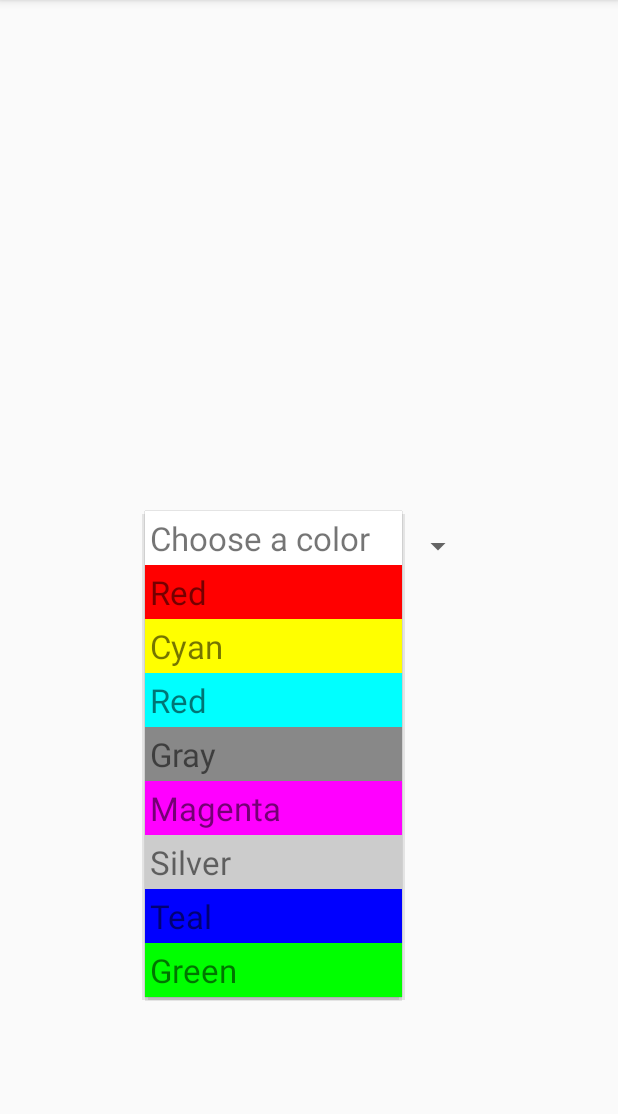
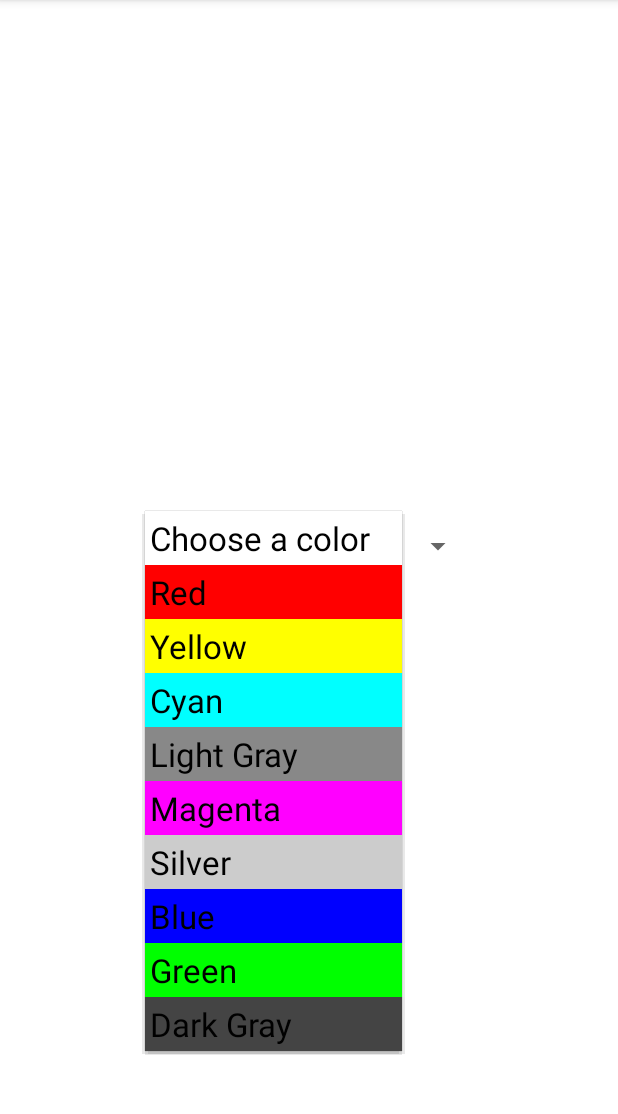
Before and after one commit to ShigureChen/Assignment03_ColorActivity, an Android app: the screen it shows after launch (MainActivity), after a tap on "Choose a color", on a phone screen of 412 x 824 dp, the part 84-1198 px from its top. Run offline under Robolectric (Android 15) with nearby library versions, the phone set to English and light mode, and no system bars.

Commit message:
Delete ImageView, text color will change with activity layout background but maintain its white back ground. Fix null issue.

```diff
--- /dev/null
+++ b/app/src/main/java/edu/temple/coloractivity/ColorAdapter.java
@@ -0,0 +1,90 @@
+package edu.temple.coloractivity;
+
+import android.content.Context;
+import android.graphics.Color;
+import android.view.View;
+import android.view.ViewGroup;
+import android.widget.BaseAdapter;
+import android.widget.TextView;
+
+import androidx.annotation.Nullable;
+
+public class ColorAdapter extends BaseAdapter
+{
+    Context context;
+    String[] colourStr;
+    int[] colourInt;
+    int counter = 0;
+
+    public ColorAdapter(Context context, String[] colourStr, int[] colourInt)
+    {
+        this.context = context;
+        this.colourStr = colourStr;
+        this.colourInt = colourInt;
+    }
+
+    @Override
+    public int getCount() {
+        return colourStr.length;
+    }
+
+    @Override
+    public Object getItem(int i) {
+        return colourStr[i];
+    }
+
+    @Override
+    public long getItemId(int i) {
+        return 0;
+    }
+
+    @Override
+    public View getView(int position, @Nullable View convertView, ViewGroup viewGroup) {
+        TextView textView;
+
+        if(convertView == null)
+        {
+            textView = new TextView(context);
+            textView.setText(getItem(position).toString());
+            if(counter == 0)
+            {
+                textView.setTextColor(Color.BLACK);
+                counter ++;
+            }
+            else
+            {
+                textView.setTextColor(colourInt[position]);
+            }
+        }
+
+        else
+        {
+            textView = (TextView) convertView;
+        }
+        textView.setTextSize(22);
+        textView.setBackgroundColor(Color.WHITE);
+        return textView;
+    }
+
+    @Override
+    public View getDropDownView(int position, @Nullable View convertView, ViewGroup viewGroup){
+        TextView textView;
+        if (convertView == null)
+        {
+            textView = new TextView(context);
+        }
+        else
+        {
+            textView = (TextView) convertView;
+        }
+        textView.setTextColor(Color.BLACK);
+        textView.setText(getItem(position).toString());
+        textView.setPadding(5, 5, 5, 5);
+        textView.setTextSize(22);
+        textView.setBackgroundColor(colourInt[position]);
+        return textView;
+    }
+
+
+
+}
--- a/app/src/main/java/edu/temple/coloractivity/MainActivity.java
+++ b/app/src/main/java/edu/temple/coloractivity/MainActivity.java
@@ -1,37 +1,38 @@
 package edu.temple.coloractivity;
 
 import androidx.appcompat.app.AppCompatActivity;
+import androidx.constraintlayout.widget.ConstraintLayout;
 
-import android.content.Context;
 import android.graphics.Color;
 import android.os.Bundle;
 import android.view.View;
 import android.widget.AdapterView;
-import android.widget.ArrayAdapter;
 import android.widget.Spinner;
 
 public class MainActivity extends AppCompatActivity {
 
     Spinner spinner;
+    ConstraintLayout layout;
     @Override
     protected void onCreate(Bundle savedInstanceState) {
         super.onCreate(savedInstanceState);
         setContentView(R.layout.activity_main);
         setTitle("Color Activity");
 
-        String[] colourStr = new String[9];
+        String[] colourStr = new String[10];
 
         colourStr[0] = "Choose a color";
         colourStr[1] = "Red";
-        colourStr[2] = "Cyan";
-        colourStr[3] = "Red";
-        colourStr[4] = "Gray";
+        colourStr[2] = "Yellow";
+        colourStr[3] = "Cyan";
+        colourStr[4] = "Light Gray";
         colourStr[5] = "Magenta";
         colourStr[6] = "Silver";
-        colourStr[7] = "Teal";
+        colourStr[7] = "Blue";
         colourStr[8] = "Green";
+        colourStr[9] = "Dark Gray";
 
-        int[] colourInt = new int[9];
+        final int[] colourInt = new int[10];
 
         colourInt[0] = Color.WHITE;
         colourInt[1] = Color.RED;
@@ -42,21 +43,22 @@ public class MainActivity extends AppCompatActivity {
         colourInt[6] = Color.LTGRAY;
         colourInt[7] = Color.BLUE;
         colourInt[8] = Color.GREEN;
+        colourInt[9] = Color.DKGRAY;
 
         spinner = findViewById(R.id.spinner);
-
-        final SpinnerAdapter adapter = new SpinnerAdapter(this,colourStr, colourInt);
+        layout = findViewById(R.id.consLayout);
+        final ColorAdapter adapter = new ColorAdapter(this,colourStr, colourInt);
         spinner.setAdapter(adapter);
-
+        spinner.bringToFront();
         spinner.setOnItemSelectedListener(new AdapterView.OnItemSelectedListener() {
             @Override
             public void onItemSelected(AdapterView<?> adapterView, View view, int i, long l) {
-
+                layout.setBackgroundColor(colourInt[i]);
             }
 
             @Override
             public void onNothingSelected(AdapterView<?> adapterView){
-                adapterView.setBackgroundColor(Color.WHITE);
+
             }
         });
 
--- a/app/src/main/java/edu/temple/coloractivity/SpinnerAdapter.java
+++ /dev/null
@@ -1,54 +0,0 @@
-package edu.temple.coloractivity;
-
-import android.content.Context;
-import android.view.LayoutInflater;
-import android.view.View;
-import android.view.ViewGroup;
-import android.widget.BaseAdapter;
-import android.widget.TextView;
-
-public class SpinnerAdapter extends BaseAdapter
-{
-    Context context;
-    String[] colourStr;
-    int[] colourInt;
-    private LayoutInflater mInflater;
-
-    public SpinnerAdapter(Context context, String[] colourStr,int[] colourInt)
-    {
-        super();
-        this.context = context;
-        this.colourStr = colourStr;
-        this.colourInt = colourInt;
-    }
-
-    @Override
-    public int getCount() {
-        return colourStr.length;
-    }
-
-    @Override
-    public Object getItem(int i) {
-        return colourStr[i];
-    }
-
-    @Override
-    public long getItemId(int i) {
-        return 0;
-    }
-
-    @Override
-    public View getView(int position, View convertView, ViewGroup viewGroup) {
-
-
-        TextView textView = new TextView(context);
-        textView.setText(getItem(position).toString());
-        textView.setPadding(5, 5, 5, 5);
-        textView.setTextSize(22);
-        textView.setBackgroundColor(colourInt[position]);
-
-        return textView;
-    }
-
-
-}
--- a/app/src/main/res/layout/activity_main.xml
+++ b/app/src/main/res/layout/activity_main.xml
@@ -2,6 +2,7 @@
 <androidx.constraintlayout.widget.ConstraintLayout xmlns:android="http://schemas.android.com/apk/res/android"
     xmlns:app="http://schemas.android.com/apk/res-auto"
     xmlns:tools="http://schemas.android.com/tools"
+    android:id="@+id/consLayout"
     android:layout_width="match_parent"
     android:layout_height="match_parent"
     tools:context=".MainActivity">
@@ -16,4 +17,5 @@
         app:layout_constraintBottom_toBottomOf="parent"
         app:layout_constraintEnd_toEndOf="parent"
         app:layout_constraintStart_toStartOf="parent" />
+
 </androidx.constraintlayout.widget.ConstraintLayout>
```
